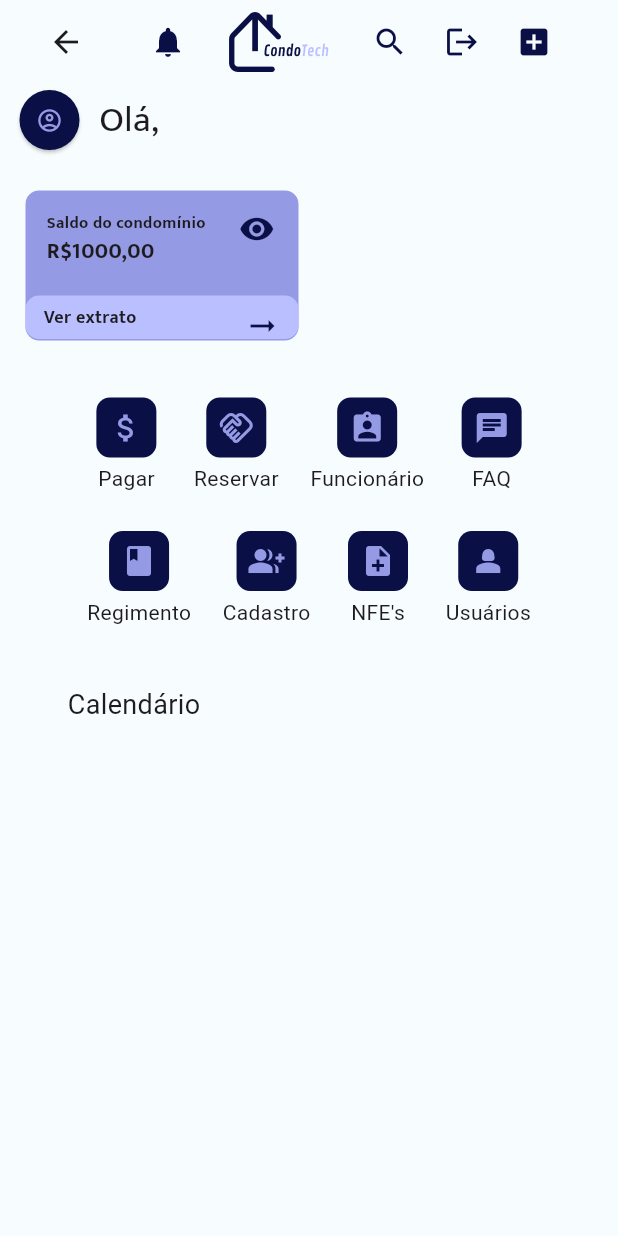
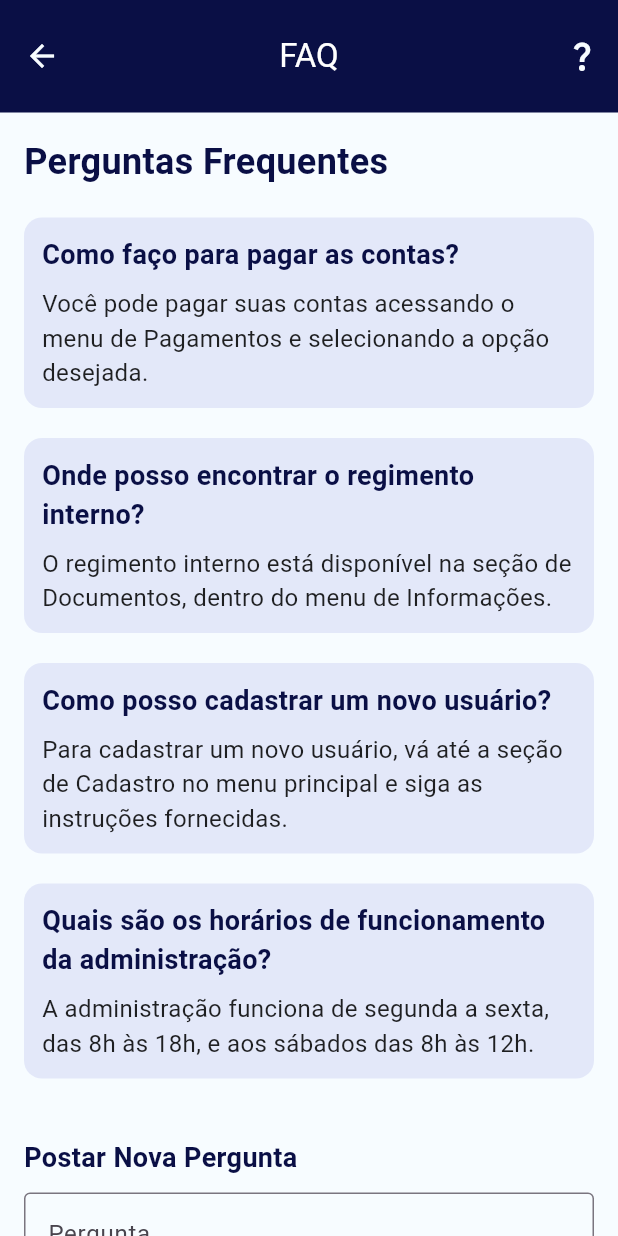
Before and after one commit to CondoTech/condotech_app, a Flutter app: the Home screen opened by its route, after a tap on the "chat" icon, on a phone screen of 412 x 824 dp. Run offline on Flutter 3.47's test engine with Material 3 defaults, Android fonts, the phone set to English and light mode, and no system bars; our stand-ins replace cloud_firestore, firebase_auth, firebase_core, shared_preferences, table_calendar; accounts and stored records are empty; Roboto replaces fonts that are missing (Mukata).

Commit message:
add versão estavel

```diff
--- /dev/null
+++ b/condotech/lib/pages/faq.dart
@@ -0,0 +1,203 @@
+import 'package:flutter/material.dart';
+import 'package:condotech/util/color.dart';
+
+class FaqScreen extends StatefulWidget {
+  const FaqScreen({Key? key}) : super(key: key);
+
+  @override
+  _FaqScreenState createState() => _FaqScreenState();
+}
+
+class _FaqScreenState extends State<FaqScreen> {
+  List<FaqItemData> faqItems = [
+    FaqItemData(
+      question: 'Como faço para pagar as contas?',
+      answer:
+          'Você pode pagar suas contas acessando o menu de Pagamentos e selecionando a opção desejada.',
+    ),
+    FaqItemData(
+      question: 'Onde posso encontrar o regimento interno?',
+      answer:
+          'O regimento interno está disponível na seção de Documentos, dentro do menu de Informações.',
+    ),
+    FaqItemData(
+      question: 'Como posso cadastrar um novo usuário?',
+      answer:
+          'Para cadastrar um novo usuário, vá até a seção de Cadastro no menu principal e siga as instruções fornecidas.',
+    ),
+    FaqItemData(
+      question: 'Quais são os horários de funcionamento da administração?',
+      answer:
+          'A administração funciona de segunda a sexta, das 8h às 18h, e aos sábados das 8h às 12h.',
+    ),
+  ];
+
+  TextEditingController _questionController = TextEditingController();
+  TextEditingController _answerController = TextEditingController();
+
+  @override
+  Widget build(BuildContext context) {
+    return Scaffold(
+      backgroundColor: Paleta.bgColor,
+      appBar: AppBar(
+        elevation: 0,
+        backgroundColor: Paleta.azulEscuro,
+        toolbarHeight: 75,
+        centerTitle: true,
+        actions: [
+          IconButton(
+            onPressed: () {},
+            icon: const Icon(Icons.question_mark),
+            color: Paleta.bgColor,
+          ),
+        ],
+        leading: IconButton(
+          onPressed: () => Navigator.of(context).pushNamedAndRemoveUntil(
+              '/home', (Route<dynamic> route) => false),
+          icon: const Icon(Icons.arrow_back),
+          color: Paleta.bgColor,
+        ),
+        title: const Text(
+          'FAQ',
+          style: TextStyle(
+            color: Colors.white,
+          ),
+        ),
+      ),
+      body: SingleChildScrollView(
+        child: Padding(
+          padding: const EdgeInsets.all(16.0),
+          child: Column(
+            crossAxisAlignment: CrossAxisAlignment.start,
+            children: [
+              Text(
+                'Perguntas Frequentes',
+                style: TextStyle(
+                  fontSize: 24,
+                  fontWeight: FontWeight.bold,
+                  color: Paleta.azulEscuro,
+                ),
+              ),
+              SizedBox(height: 20),
+              Column(
+                children: faqItems
+                    .map((faqItem) => FaqItem(
+                          question: faqItem.question,
+                          answer: faqItem.answer,
+                        ))
+                    .toList(),
+              ),
+              SizedBox(height: 20),
+              Text(
+                'Postar Nova Pergunta',
+                style: TextStyle(
+                  fontSize: 18,
+                  fontWeight: FontWeight.bold,
+                  color: Paleta.azulEscuro,
+                ),
+              ),
+              SizedBox(height: 10),
+              TextField(
+                controller: _questionController,
+                decoration: InputDecoration(
+                  labelText: 'Pergunta',
+                  hintText: 'Digite sua pergunta...',
+                  border: OutlineInputBorder(),
+                ),
+              ),
+              SizedBox(height: 10),
+              TextField(
+                controller: _answerController,
+                decoration: InputDecoration(
+                  labelText: 'Resposta',
+                  hintText: 'Digite sua resposta...',
+                  border: OutlineInputBorder(),
+                ),
+              ),
+              SizedBox(height: 10),
+              ElevatedButton(
+                onPressed: () {
+                  if (_questionController.text.isNotEmpty &&
+                      _answerController.text.isNotEmpty) {
+                    setState(() {
+                      faqItems.add(
+                        FaqItemData(
+                          question: _questionController.text,
+                          answer: _answerController.text,
+                        ),
+                      );
+                      _questionController.clear();
+                      _answerController.clear();
+                    });
+                  }
+                },
+                child: Text(
+                  'Postar',
+                  style: TextStyle(color: Colors.white),
+                ),
+                style: ElevatedButton.styleFrom(
+                  backgroundColor: Paleta.azulEscuro,
+                  padding: const EdgeInsets.symmetric(vertical: 16.0),
+                ),
+              ),
+            ],
+          ),
+        ),
+      ),
+    );
+  }
+}
+
+class FaqItem extends StatelessWidget {
+  final String question;
+  final String answer;
+
+  const FaqItem({
+    Key? key,
+    required this.question,
+    required this.answer,
+  }) : super(key: key);
+
+  @override
+  Widget build(BuildContext context) {
+    return Container(
+      margin: EdgeInsets.only(bottom: 20),
+      padding: EdgeInsets.all(12),
+      decoration: BoxDecoration(
+        color: Paleta.lilas.withOpacity(0.2),
+        borderRadius: BorderRadius.circular(12),
+      ),
+      child: Column(
+        crossAxisAlignment: CrossAxisAlignment.start,
+        children: [
+          Text(
+            question,
+            style: TextStyle(
+              fontSize: 18,
+              fontWeight: FontWeight.bold,
+              color: Paleta.azulEscuro,
+            ),
+          ),
+          SizedBox(height: 8),
+          Text(
+            answer,
+            style: TextStyle(
+              fontSize: 16,
+              color: Colors.black87,
+            ),
+          ),
+        ],
+      ),
+    );
+  }
+}
+
+class FaqItemData {
+  final String question;
+  final String answer;
+
+  FaqItemData({
+    required this.question,
+    required this.answer,
+  });
+}
--- a/condotech/lib/pages/home.dart
+++ b/condotech/lib/pages/home.dart
@@ -2,6 +2,7 @@ import 'package:condotech/controllers/user_controller.dart';
 import 'package:condotech/util/color.dart';
 import 'package:condotech/util/full_appbar.dart';
 import 'package:flutter/material.dart';
+import 'package:table_calendar/table_calendar.dart';
 
 class Home extends StatefulWidget {
   const Home({super.key});
@@ -12,6 +13,9 @@ class Home extends StatefulWidget {
 
 class _HomeState extends State<Home> {
   UserController userController = UserController();
+  CalendarFormat _calendarFormat = CalendarFormat.month;
+  DateTime _focusedDay = DateTime.now();
+  DateTime? _selectedDay;
 
   void updatedState() {
     if (mounted) setState(() {});
@@ -34,10 +38,11 @@ class _HomeState extends State<Home> {
         centerTitle: true,
         automaticallyImplyLeading: false, // Remova o botão de voltar
       ),
-      body: Center(
+      body: SingleChildScrollView(
+        child: Center(
           child: Column(
             children: [
-            //Infos do user
+              // Infos do user
               Row(
                 mainAxisAlignment: MainAxisAlignment.start,
                 children: [
@@ -50,18 +55,17 @@ class _HomeState extends State<Home> {
                       foregroundColor: Paleta.lilas,
                     ),
                     onPressed: () => print("CONTA DO USER"),
-                    child: const Icon(Icons.account_circle_outlined)),
+                    child: const Icon(Icons.account_circle_outlined),
+                  ),
                   Text(
                     style: TextStyle(fontSize: 24, fontFamily: "Mukta"),
                     'Olá, ${userController.user['email']}',
                   ),
                 ],
               ),
-            const SizedBox(
-              height: 23,
-            ),
+              const SizedBox(height: 23),
 
-            //Dados condominio
+              // Dados condomínio
               Container(
                 margin: const EdgeInsets.only(left: 17),
                 child: Row(
@@ -79,7 +83,8 @@ class _HomeState extends State<Home> {
                           Row(
                             children: [
                               Container(
-                              margin: const EdgeInsets.only(left: 14, top: 14),
+                                margin:
+                                    const EdgeInsets.only(left: 14, top: 14),
                                 child: const Column(
                                   crossAxisAlignment: CrossAxisAlignment.start,
                                   children: [
@@ -88,13 +93,15 @@ class _HomeState extends State<Home> {
                                           fontFamily: "Mukta",
                                           fontSize: 11,
                                           fontWeight: FontWeight.bold),
-                                      "Saldo do condomínio"),
+                                      "Saldo do condomínio",
+                                    ),
                                     Text(
                                       style: TextStyle(
                                           fontFamily: "Mukta",
                                           fontSize: 15,
                                           fontWeight: FontWeight.bold),
-                                      "R\$1000,00"),
+                                      "R\$1000,00",
+                                    ),
                                   ],
                                 ),
                               ),
@@ -102,7 +109,8 @@ class _HomeState extends State<Home> {
                               IconButton(
                                 color: Paleta.azulEscuro,
                                 onPressed: () => print("VIU A CONTA"),
-                                icon: Icon(Icons.remove_red_eye)),
+                                icon: Icon(Icons.remove_red_eye),
+                              ),
                             ],
                           ),
                           SizedBox(height: 19),
@@ -122,7 +130,8 @@ class _HomeState extends State<Home> {
                                         fontFamily: "Mukta",
                                         fontSize: 12,
                                         fontWeight: FontWeight.bold),
-                                    "Ver extrato"),
+                                    "Ver extrato",
+                                  ),
                                   Spacer(), // use Spacer
                                   Container(
                                     padding: const EdgeInsets.only(bottom: 10),
@@ -134,7 +143,8 @@ class _HomeState extends State<Home> {
                                           '/bank',
                                         );
                                       },
-                                      icon: Icon(Icons.arrow_right_alt)),
+                                      icon: Icon(Icons.arrow_right_alt),
+                                    ),
                                   ),
                                 ],
                               ),
@@ -146,9 +156,7 @@ class _HomeState extends State<Home> {
                   ],
                 ),
               ),
-            SizedBox(
-              height: 34,
-            ),
+              SizedBox(height: 34),
               Column(
                 children: [
                   Row(
@@ -166,8 +174,9 @@ class _HomeState extends State<Home> {
                               foregroundColor: Paleta.lilas,
                             ),
                             onPressed: () => print("Foi para pagar"),
-                            icon: Icon(Icons.attach_money_outlined)),
-                        Text("Pagar")
+                            icon: Icon(Icons.attach_money_outlined),
+                          ),
+                          Text("Pagar"),
                         ],
                       ),
                       SizedBox(width: 21),
@@ -183,8 +192,9 @@ class _HomeState extends State<Home> {
                               foregroundColor: Paleta.lilas,
                             ),
                             onPressed: () => print("Foi para reserva"),
-                            icon: Icon(Icons.handshake_outlined)),
-                        Text("Reservar")
+                            icon: Icon(Icons.handshake_outlined),
+                          ),
+                          Text("Reservar"),
                         ],
                       ),
                       SizedBox(width: 21),
@@ -205,8 +215,9 @@ class _HomeState extends State<Home> {
                                 '/employers',
                               );
                             },
-                            icon: Icon(Icons.assignment_ind)),
-                        Text("Funcionário")
+                            icon: Icon(Icons.assignment_ind),
+                          ),
+                          Text("Funcionário"),
                         ],
                       ),
                       SizedBox(width: 21),
@@ -221,16 +232,20 @@ class _HomeState extends State<Home> {
                                   borderRadius: BorderRadius.circular(9)),
                               foregroundColor: Paleta.lilas,
                             ),
-                            onPressed: () => print("Foi para fórum"),
-                            icon: Icon(Icons.chat)),
-                        Text("FAQ")
+                            onPressed: () {
+                              Navigator.pushNamed(
+                                context,
+                                '/faq',
+                              );
+                            },
+                            icon: Icon(Icons.chat),
+                          ),
+                          Text("FAQ"),
                         ],
                       ),
                     ],
                   ),
-                SizedBox(
-                  height: 21,
-                ),
+                  SizedBox(height: 21),
                   Row(
                     mainAxisAlignment: MainAxisAlignment.center,
                     children: [
@@ -246,8 +261,9 @@ class _HomeState extends State<Home> {
                               foregroundColor: Paleta.lilas,
                             ),
                             onPressed: () => print("Foi para funcionário"),
-                            icon: Icon(Icons.book)),
-                        Text("Regimento")
+                            icon: Icon(Icons.book),
+                          ),
+                          Text("Regimento"),
                         ],
                       ),
                       SizedBox(width: 21),
@@ -268,8 +284,9 @@ class _HomeState extends State<Home> {
                                 '/user-register',
                               );
                             },
-                            icon: Icon(Icons.group_add)),
-                        Text("Cadastro")
+                            icon: Icon(Icons.group_add),
+                          ),
+                          Text("Cadastro"),
                         ],
                       ),
                       SizedBox(width: 21),
@@ -290,8 +307,9 @@ class _HomeState extends State<Home> {
                                 '/nfe',
                               );
                             },
-                            icon: Icon(Icons.note_add)),
-                        Text("NFE's")
+                            icon: Icon(Icons.note_add),
+                          ),
+                          Text("NFE's"),
                         ],
                       ),
                       SizedBox(width: 21),
@@ -312,28 +330,62 @@ class _HomeState extends State<Home> {
                                 '/users',
                               );
                             },
-                            icon: Icon(Icons.person_2)),
-                        Text("Usuários")
+                            icon: Icon(Icons.person_2),
+                          ),
+                          Text("Usuários"),
                         ],
                       ),
                     ],
-                )
+                  ),
                 ],
               ),
-            SizedBox(
-              height: 39,
+              const SizedBox(height: 39),
+              Column(
+                children: [
+                  Container(
+                    margin: const EdgeInsets.only(left: 45, top: 20),
+                    child: const Row(
+                      children: [
+                        Text(
+                          "Calendário",
+                          style: TextStyle(fontFamily: "Mukata", fontSize: 18),
+                        ),
+                      ],
+                    ),
                   ),
                   Container(
-              margin: EdgeInsets.only(left: 45),
-              child: Row(
-                children: [
-                  Text(
-                      style: TextStyle(fontFamily: "Mukata", fontSize: 18),
-                      "Calendário")
+                    margin: EdgeInsets.all(16.0),
+                    child: TableCalendar(
+                      firstDay: DateTime.utc(2010, 10, 16),
+                      lastDay: DateTime.utc(2030, 3, 14),
+                      focusedDay: _focusedDay,
+                      calendarFormat: _calendarFormat,
+                      selectedDayPredicate: (day) {
+                        return isSameDay(_selectedDay, day);
+                      },
+                      onDaySelected: (selectedDay, focusedDay) {
+                        setState(() {
+                          _selectedDay = selectedDay;
+                          _focusedDay =
+                              focusedDay; // update `_focusedDay` here as well
+                        });
+                      },
+                      onFormatChanged: (format) {
+                        if (_calendarFormat != format) {
+                          setState(() {
+                            _calendarFormat = format;
+                          });
+                        }
+                      },
+                      onPageChanged: (focusedDay) {
+                        _focusedDay = focusedDay;
+                      },
+                    ),
+                  ),
                 ],
               ),
-            )
             ],
+          ),
         ),
       ),
     );
--- a/condotech/lib/pages/users_list.dart
+++ b/condotech/lib/pages/users_list.dart
@@ -43,7 +43,8 @@ class _UsersListState extends State<UsersList> {
           ),
         ],
         leading: IconButton(
-          onPressed: () => Navigator.pop(context),
+          onPressed: () => Navigator.of(context).pushNamedAndRemoveUntil(
+              '/home', (Route<dynamic> route) => false),
           icon: const Icon(Icons.arrow_back),
           color: Paleta.azulEscuro,
         ),
--- a/condotech/lib/routes/routes.dart
+++ b/condotech/lib/routes/routes.dart
@@ -5,7 +5,7 @@ import 'package:condotech/pages/cadastroUser.dart';
 import 'package:condotech/pages/detalhesUser.dart';
 import 'package:condotech/pages/employer_info.dart';
 import 'package:condotech/pages/employer_register.dart';
-import 'package:condotech/pages/employers_list.dart';
+import 'package:condotech/pages/faq.dart';
 import 'package:condotech/pages/listaFunc.dart';
 import 'package:condotech/pages/login.dart';
 import 'package:condotech/pages/home.dart';
@@ -28,11 +28,12 @@ Map<String, WidgetBuilder> routes() {
     '/employer-info': (context) => const EmployerInfo(),
     '/employers': (context) => const EmployeeList(),
     '/users': (context) => const UsersList(),
-    '/user-register': (context) => const CadastroUser(),
+    '/user-register': (context) => CadastroUser(),
     '/user-info': (context) => const UserDetails(), // sindico
     '/user-edit': (context) => const UserInfoEdit(),
     // '/details-bank': (context) => BankStatementDetails(),
     '/bank': (context) => const BankStatement(),
     '/nfe': (context) => const Nfe(),
+    '/faq': (context) => const FaqScreen(),
   };
 }
--- a/condotech/lib/util/full_appbar.dart
+++ b/condotech/lib/util/full_appbar.dart
@@ -24,11 +24,6 @@ AppBar FullAppBar(BuildContext context) {
           children: [
             IconButton(
               onPressed: () {},
-                icon: Icon(Icons.search),
-                color: Paleta.azulEscuro,
-              ),
-              IconButton(
-                onPressed: () {},
               icon: Icon(Icons.logout),
               color: Paleta.azulEscuro,
             ),
@@ -42,5 +37,6 @@ AppBar FullAppBar(BuildContext context) {
           ],
         )
       ],
-      ));
+    ),
+  );
 }
--- a/condotech/pubspec.yaml
+++ b/condotech/pubspec.yaml
@@ -39,6 +39,7 @@ dependencies:
   firebase_auth: ^4.19.3
   shared_preferences: ^2.2.3
   localstorage: ^5.0.0
+  table_calendar: ^3.1.2
 
 dev_dependencies:
   flutter_test:
```
Also changed, not shown: condotech/lib/main.dart (+0 -8 lines), condotech/lib/pages/cadastroUser.dart (+47 -27 lines), condotech/lib/pages/employer_register.dart (+24 -1 lines), condotech/lib/pages/employers_list.dart (deleted, +0 -38 lines), condotech/lib/pages/listaFunc.dart (+34 -29 lines), condotech/lib/pages/nfe.dart (+19 -3 lines), condotech/pubspec.lock. Lines whose indentation alone changed are shown as unchanged.
